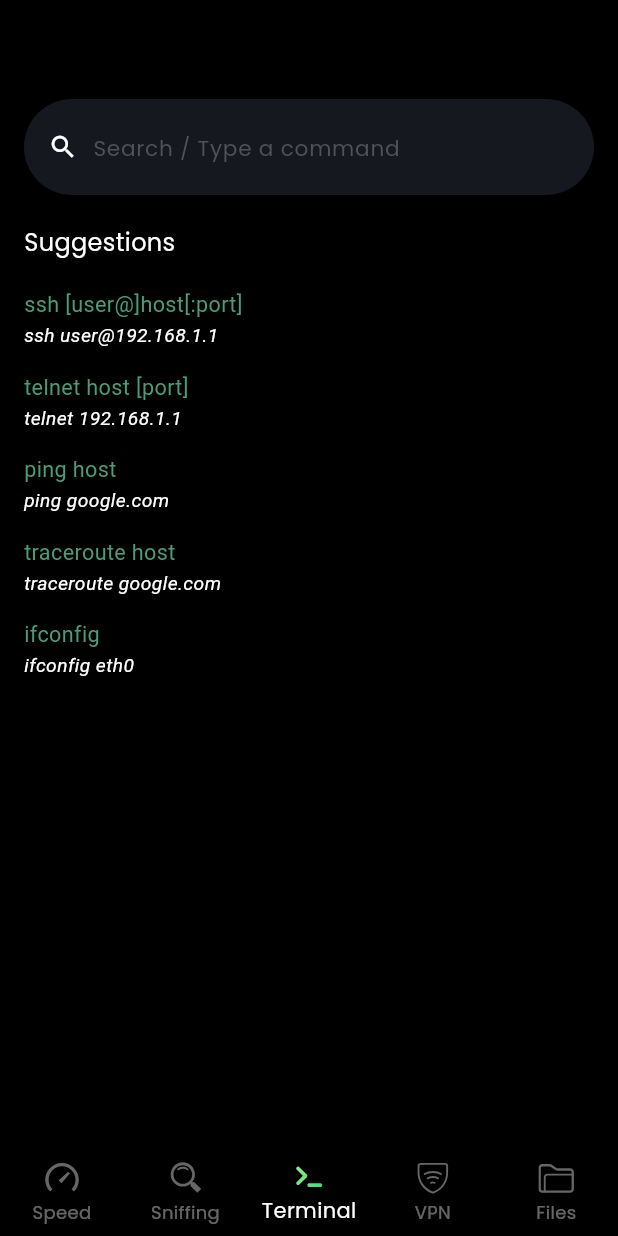
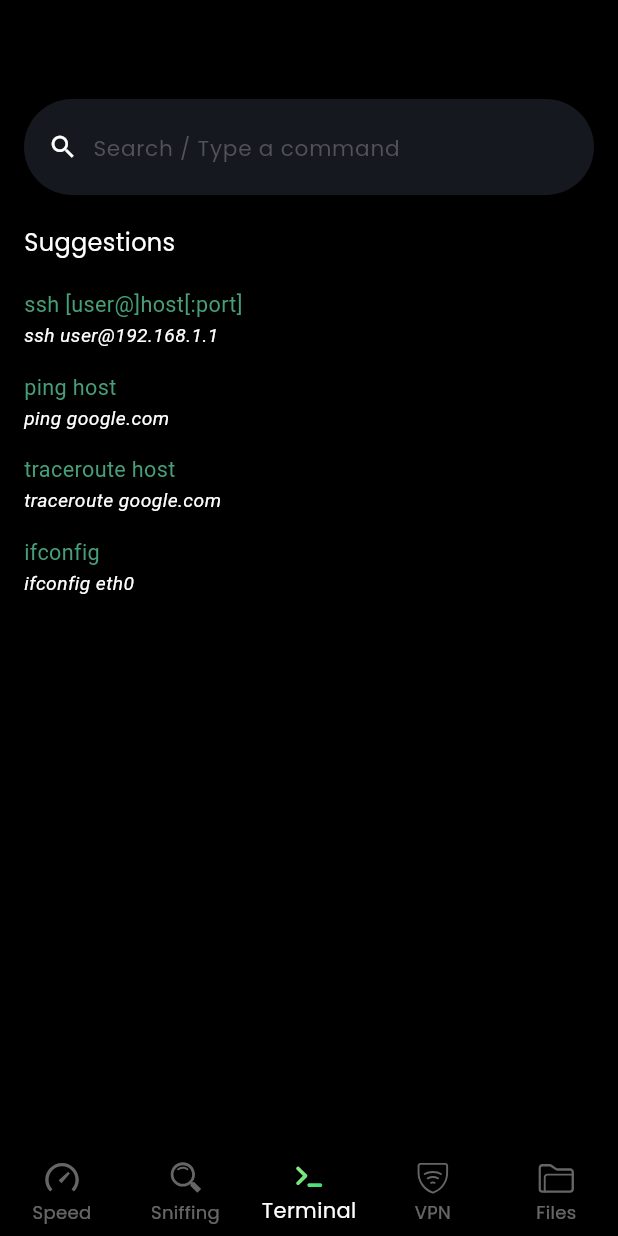
Before and after one commit to FoldExz/network-app, a Flutter app: the screen it shows after launch, item 3 of the bottom bar chosen, on a phone screen of 412 x 824 dp. Run offline on Flutter 3.47's test engine with Material 3 defaults, Android fonts, the phone set to English and light mode, and no system bars; our stand-ins replace connectivity_plus, flutter_svg, permission_handler, share_plus, shared_preferences; missing offline and left inert: dartssh2, flutter_network_inspector, speed_test_dart; Roboto replaces fonts that are missing (CONSOLA, consolai); project files that could hold a hidden picture were left out.

Commit message:
discard telnet

```diff
--- a/lib/pages/terminal_page.dart
+++ b/lib/pages/terminal_page.dart
@@ -52,8 +52,7 @@ class TerminalPage extends StatelessWidget {
                             border: InputBorder.none,
                           ),
                           onSubmitted: (command) {
-                            if (command.startsWith("ssh") ||
-                                command.startsWith("telnet")) {
+                            if (command.startsWith("ssh")) {
                               _showPasswordBottomSheet(context, command);
                             }
                           },
@@ -80,11 +79,6 @@ class TerminalPage extends StatelessWidget {
                         CommandItem(
                           command: 'ssh [user@]host[:port]',
                           example: 'ssh user@192.168.1.1',
-                          baseFontSize: baseFontSize,
-                        ),
-                        CommandItem(
-                          command: 'telnet host [port]',
-                          example: 'telnet 192.168.1.1',
                           baseFontSize: baseFontSize,
                         ),
                         CommandItem(
```
